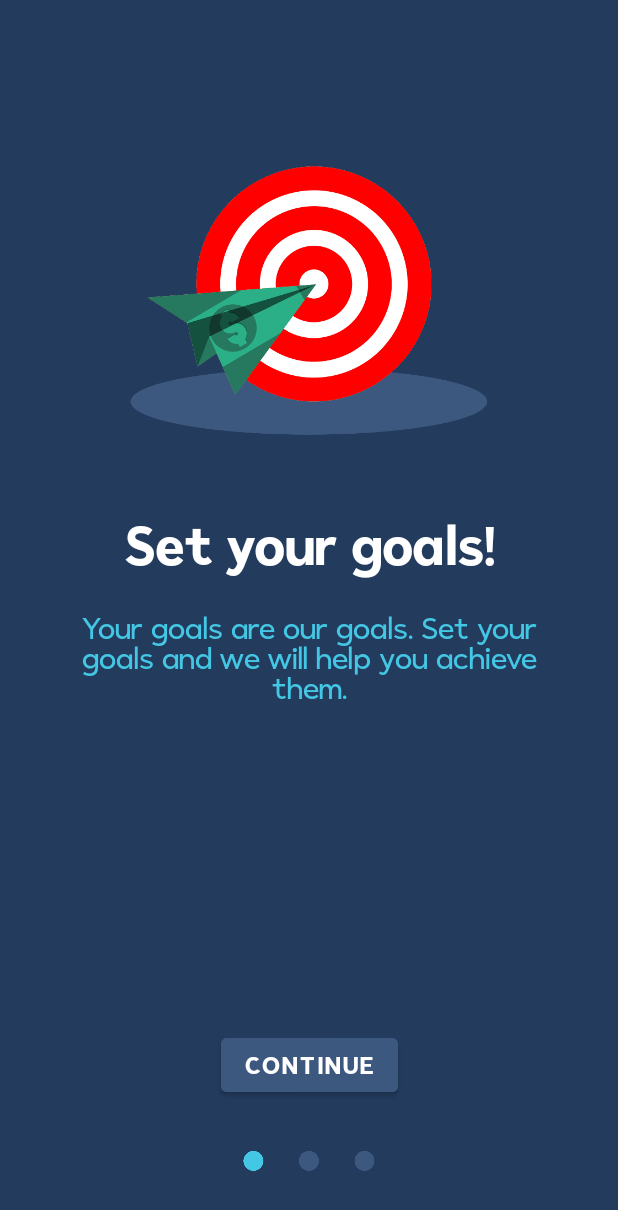
After one commit to justin-medeiros/IBudget---Budgeting-App, an Android app: the fragment OnboardingFragment placed in its activity, on a phone screen of 412 x 824 dp. The commit adds this screen. Shown: the top 1210 px of the screen. Run offline under Robolectric (Android 15) with nearby library versions, the phone set to English and light mode, and no system bars; our stand-ins replace Picasso, data binding.

Commit message:
Added onboarding when new user created + when sign up, automatically get signed in

```diff
--- a/app/build.gradle
+++ b/app/build.gradle
@@ -62,4 +62,6 @@ dependencies {
     //SwipeMenuListView
     implementation 'com.baoyz.swipemenulistview:library:1.3.0'
 
+    //Picasso library
+    implementation 'com.squareup.picasso:picasso:2.8'
 }
--- /dev/null
+++ b/app/src/main/java/com/example/app_expenses/fragments/OnboardingFragment.kt
@@ -0,0 +1,76 @@
+package com.example.app_expenses.fragments
+
+import android.content.Intent
+import android.os.Bundle
+import android.view.LayoutInflater
+import android.view.View
+import android.view.ViewGroup
+import android.widget.ProgressBar
+import android.widget.RelativeLayout
+import androidx.core.content.ContextCompat
+import androidx.databinding.DataBindingUtil
+import androidx.fragment.app.Fragment
+import androidx.lifecycle.lifecycleScope
+import com.example.app_expenses.R
+import com.example.app_expenses.activities.MainActivity
+import com.example.app_expenses.databinding.FragmentBudgetBinding
+import com.example.app_expenses.databinding.FragmentOnboardingBinding
+import com.example.app_expenses.utils.UtilitiesFunctions
+import com.squareup.picasso.Picasso
+import kotlinx.coroutines.delay
+import kotlinx.coroutines.launch
+
+class OnboardingFragment: Fragment() {
+    private var onboardingPage = 0
+    private lateinit var progressBar: ProgressBar
+    private lateinit var fragmentOnboardingBinding: FragmentOnboardingBinding
+    override fun onCreateView(
+        inflater: LayoutInflater,
+        container: ViewGroup?,
+        savedInstanceState: Bundle?
+    ): View? {
+        fragmentOnboardingBinding = DataBindingUtil.inflate(inflater, R.layout.fragment_onboarding,
+            container, false)
+        Picasso.get().load(R.drawable.onboard_first_logo).into(fragmentOnboardingBinding.imageViewOnboarding)
+        return fragmentOnboardingBinding.root
+    }
+
+    override fun onViewCreated(view: View, savedInstanceState: Bundle?) {
+        super.onViewCreated(view, savedInstanceState)
+        fragmentOnboardingBinding.onboardingButton.setOnClickListener {
+            when(onboardingPage){
+                0 -> {
+                    Picasso.get().load(R.drawable.onboard_second_logo).into(fragmentOnboardingBinding.imageViewOnboarding)
+                    fragmentOnboardingBinding.onboardingDots.background = ContextCompat.getDrawable(requireContext(), R.drawable.onboard_dots_second)
+                    fragmentOnboardingBinding.onboardTitle.text = resources.getString(R.string.onboard_second_title)
+                    fragmentOnboardingBinding.onboardDesc.text = resources.getString(R.string.onboard_second_desc)
+                } 1->{
+                    Picasso.get().load(R.drawable.onboard_third_logo).into(fragmentOnboardingBinding.imageViewOnboarding)
+                fragmentOnboardingBinding.onboardingDots.background = ContextCompat.getDrawable(requireContext(), R.drawable.onboard_dots_last)
+                    fragmentOnboardingBinding.onboardTitle.text = resources.getString(R.string.onboard_third_title)
+                    fragmentOnboardingBinding.onboardDesc.text = resources.getString(R.string.onboard_third_desc)
+                } else ->{
+                    lifecycleScope.launch {
+                        createProgressBar()
+                        replaceActivity()
+                        delay(300)
+                        progressBar.visibility = View.GONE
+                    }
+                }
+            }
+            onboardingPage++
+        }
+    }
+
+    private fun replaceActivity(){
+        val intent = Intent(requireContext(), MainActivity::class.java)
+        startActivity(intent)
+    }
+
+    private fun createProgressBar(){
+        progressBar = ProgressBar(context, null, android.R.attr.progressBarStyleLarge)
+        val params = RelativeLayout.LayoutParams(200, 200)
+        params.addRule(RelativeLayout.CENTER_IN_PARENT)
+        fragmentOnboardingBinding.relativeLayoutOnboarding.addView(progressBar, params)
+    }
+}
--- a/app/src/main/java/com/example/app_expenses/fragments/SignUpFragment.kt
+++ b/app/src/main/java/com/example/app_expenses/fragments/SignUpFragment.kt
@@ -50,9 +50,7 @@ class SignUpFragment: Fragment() {
                 SignUpEnum.USER_CREATED -> {
                     UtilitiesFunctions.createSuccessSnackbar(view, "User has been registered successfully!", ContextCompat.getDrawable(requireContext(), R.drawable.ic_check)!!,
                         Snackbar.LENGTH_LONG, requireContext(), true, true).show()
-                    UtilitiesFunctions.replaceFragment(requireActivity(), LoginFragment(),
-                        R.id.loginRelativeLayout, false)
-                    authViewModel.signOut()
+                    UtilitiesFunctions.replaceFragment(requireActivity(), OnboardingFragment(), R.id.loginRelativeLayout, false)
                 }
                 SignUpEnum.USER_NOT_CREATED ->{
                     UtilitiesFunctions.createSuccessSnackbar(view, "Error. User not created. Try again", ContextCompat.getDrawable(requireContext(), R.drawable.ic_close_thick)!!,
--- /dev/null
+++ b/app/src/main/res/layout/fragment_onboarding.xml
@@ -0,0 +1,85 @@
+<?xml version="1.0" encoding="utf-8"?>
+<layout xmlns:app="http://schemas.android.com/apk/res-auto">
+    <RelativeLayout xmlns:android="http://schemas.android.com/apk/res/android"
+        android:id="@+id/relativeLayoutOnboarding"
+        android:layout_width="match_parent"
+        android:layout_height="match_parent">
+
+        <androidx.constraintlayout.widget.ConstraintLayout
+            android:layout_width="match_parent"
+            android:layout_height="match_parent"
+            android:orientation="vertical"
+            android:background="@color/background_primary"
+            android:paddingTop="40dp"
+            android:paddingBottom="40dp">
+
+            <ImageView
+                android:id="@+id/imageViewOnboarding"
+                android:layout_width="280dp"
+                android:layout_height="280dp"
+                android:layout_centerHorizontal="true"
+                app:layout_constraintTop_toTopOf="parent"
+                app:layout_constraintRight_toRightOf="parent"
+                app:layout_constraintLeft_toLeftOf="parent"/>
+
+            <TextView
+                android:id="@+id/onboardTitle"
+                android:layout_width="wrap_content"
+                android:layout_height="wrap_content"
+                android:textAlignment="center"
+                android:fontFamily="@font/figerona_bold"
+                android:textSize="36dp"
+                android:text="@string/onboard_first_title"
+                android:textColor="@color/white"
+                app:layout_constraintTop_toBottomOf="@+id/imageViewOnboarding"
+                app:layout_constraintRight_toRightOf="parent"
+                app:layout_constraintLeft_toLeftOf="parent"
+                android:layout_margin="20dp" />
+
+            <TextView
+                android:id="@+id/onboardDesc"
+                android:layout_width="wrap_content"
+                android:layout_height="wrap_content"
+                android:textAlignment="center"
+                android:fontFamily="@font/figerona_regular"
+                android:textSize="20dp"
+                android:text="@string/onboard_first_desc"
+                android:textColor="@color/foreground_primary"
+                app:layout_constraintTop_toBottomOf="@+id/onboardTitle"
+                app:layout_constraintRight_toRightOf="parent"
+                app:layout_constraintLeft_toLeftOf="parent"
+                android:paddingLeft="30dp"
+                android:paddingRight="30dp"
+                android:layout_marginTop="20dp" />
+
+            <Button
+                android:id="@+id/onboardingButton"
+                android:layout_width="wrap_content"
+                android:layout_height="wrap_content"
+                android:text="Continue"
+                android:textSize="16dp"
+                android:fontFamily="@font/figerona_bold"
+                android:backgroundTint="@color/background_tertiary"
+                app:layout_constraintBottom_toTopOf="@+id/onboardingDots"
+                app:layout_constraintRight_toRightOf="parent"
+                app:layout_constraintLeft_toLeftOf="parent"
+                android:layout_marginBottom="-20dp"
+                android:layout_marginTop="20dp"/>
+
+            <ImageView
+                android:id="@+id/onboardingDots"
+                android:layout_width="120dp"
+                android:layout_height="120dp"
+                android:background="@drawable/onboard_dots_first"
+                android:layout_gravity="center"
+                android:layout_marginBottom="-50dp"
+                app:layout_constraintBottom_toBottomOf="parent"
+                app:layout_constraintRight_toRightOf="parent"
+                app:layout_constraintLeft_toLeftOf="parent"/>
+
+
+        </androidx.constraintlayout.widget.ConstraintLayout>
+    </RelativeLayout>
+
+
+</layout>
--- a/app/src/main/res/layout/fragment_sign_up.xml
+++ b/app/src/main/res/layout/fragment_sign_up.xml
@@ -216,7 +216,7 @@
                     android:fontFamily="@font/figerona_regular"
                     android:gravity="center_vertical"
                     android:hint="Password"
-                    android:textColorHint="@color/foreground_primary"
+                    android:textColorHint="@color/foreground_primary_50"
                     android:inputType="textPassword"
                     android:textColor="@color/white"
                     app:boxStrokeColor="@color/background_secondary" />
--- a/app/src/main/res/values/strings.xml
+++ b/app/src/main/res/values/strings.xml
@@ -25,4 +25,10 @@
     <string name="password_requirement">* Password must be at least 6 characters long and contain at least a capital letter, a lowercase letter, a character and a number.</string>
     <string name="budget_amount_requirement">* Budget amount must have 2 numbers after the decimal.</string>
     <string name="confirm_signout">Are you sure you want to sign out?</string>
+    <string name="onboard_first_title">Set your goals!</string>
+    <string name="onboard_first_desc">Your goals are our goals. Set your goals and we will help you achieve them.</string>
+    <string name="onboard_second_title">Visualize your savings!</string>
+    <string name="onboard_second_desc">Visually presented diagrams will show you the progress of your savings each month.</string>
+    <string name="onboard_third_title">Save your money!</string>
+    <string name="onboard_third_desc">We make it easy for you to budget every month. Start controlling your money and we will help you manage it.</string>
 </resources>
```
Also changed, not shown: app/src/main/res/drawable-xxhdpi/onboard_dots_first.png (added), app/src/main/res/drawable-xxhdpi/onboard_dots_last.png (added), app/src/main/res/drawable-xxhdpi/onboard_dots_second.png (added), app/src/main/res/drawable-xxhdpi/onboard_first_logo.png (added), app/src/main/res/drawable-xxhdpi/onboard_second_logo.png (added), app/src/main/res/drawable-xxhdpi/onboard_third_logo.png (added).
